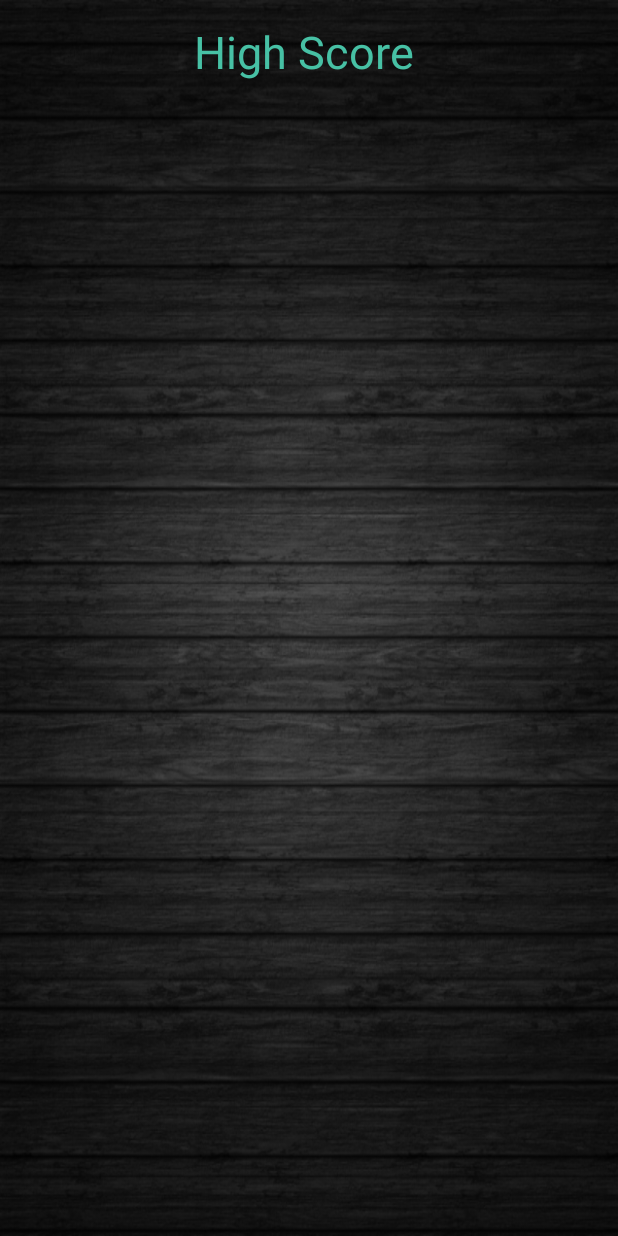
After one commit to VrobDav/TAMZ2_PROJECT, an Android app: the HighScoreActivity screen opened directly, with no data from a screen before it, on a phone screen of 412 x 824 dp. The commit adds this screen. Run offline under Robolectric (Android 15) with nearby library versions, the phone set to English and light mode, and no system bars.

Commit message:
added some stuff

```diff
--- /dev/null
+++ b/app/src/main/java/com/example/pong_game/DBHelper.java
@@ -0,0 +1,61 @@
+package com.example.pong_game;
+
+
+import android.content.ContentValues;
+import android.content.Context;
+import android.database.Cursor;
+import android.database.sqlite.SQLiteDatabase;
+import android.database.sqlite.SQLiteOpenHelper;
+import java.util.ArrayList;
+
+public class DBHelper extends SQLiteOpenHelper{
+
+    public static final String DATABASE_NAME = "DBTAMZ2_Project.db";
+    public static final String ITEM_COLUMN_NAME = "name";
+    public static final String ITEM_COLUMN_SCORE = "score";
+
+    public DBHelper(Context context)
+    {
+        super(context, DATABASE_NAME, null, 1);
+    }
+
+    @Override
+    public void onCreate(SQLiteDatabase db) {
+        db.execSQL("CREATE TABLE items " + "(id INTEGER PRIMARY KEY, name TEXT, score INTEGER)");
+    }
+
+    @Override
+    public void onUpgrade(SQLiteDatabase db, int oldVersion, int newVersion) {
+        db.execSQL("DROP TABLE IF EXISTS items");
+        onCreate(db);
+    }
+
+    public boolean insertItem(String name, int score)
+    {
+        SQLiteDatabase db = this.getWritableDatabase();
+        ContentValues contentValues = new ContentValues();
+        contentValues.put("name", name);
+        contentValues.put("score", score);
+        long insertedId = db.insert("items", null, contentValues);
+        if (insertedId == -1) return false;
+        return true;
+    }
+
+
+    public ArrayList<String> getItemList()
+    {
+        ArrayList<String> arrayList = new ArrayList<String>();
+        SQLiteDatabase db = this.getReadableDatabase();
+        Cursor res =  db.rawQuery( "select * from items order by items.score desc limit 20;", null );
+        res.moveToFirst();
+
+        while(res.isAfterLast() == false){
+            String name = res.getString(res.getColumnIndex(ITEM_COLUMN_NAME));
+            int score = res.getInt(res.getColumnIndex(ITEM_COLUMN_SCORE));
+            arrayList.add( name + ": " + score );
+            res.moveToNext();
+        }
+
+        return arrayList;
+    }
+}
--- /dev/null
+++ b/app/src/main/java/com/example/pong_game/HighScoreActivity.java
@@ -0,0 +1,46 @@
+package com.example.pong_game;
+
+import androidx.appcompat.app.AppCompatActivity;
+
+import android.app.Activity;
+import android.graphics.Color;
+import android.os.Bundle;
+import android.view.View;
+import android.view.ViewGroup;
+import android.widget.ArrayAdapter;
+import android.widget.ListView;
+import android.widget.TextView;
+
+import java.util.ArrayList;
+
+public class HighScoreActivity extends Activity {
+
+    DBHelper mydb;
+    ListView itemListView;
+
+    @Override
+    protected void onCreate(Bundle savedInstanceState) {
+        super.onCreate(savedInstanceState);
+        setContentView(R.layout.activity_high_score);
+
+        mydb = new DBHelper(this);
+        ArrayList<String> arrayList = new ArrayList<String>();
+        arrayList = mydb.getItemList();
+        ArrayAdapter<String> arrayAdapter=new ArrayAdapter<String>(this,android.R.layout.simple_list_item_1, arrayList){
+            @Override
+            public View getView(int position, View convertView, ViewGroup parent) {
+                TextView textView = (TextView) super.getView(position, convertView, parent);
+                textView.setBackgroundColor(Color.TRANSPARENT);
+                textView.setTextColor(Color.parseColor("#47C1A5"));
+                return textView;
+            }
+        };
+
+        itemListView = findViewById(R.id.scoreListView);
+        itemListView.setAdapter(arrayAdapter);
+    }
+
+    public void goBack(View view){
+        finish();
+    }
+}
--- a/app/src/main/java/com/example/pong_game/MainActivity.java
+++ b/app/src/main/java/com/example/pong_game/MainActivity.java
@@ -32,7 +32,8 @@ public class MainActivity extends Activity {
     }
 
     public void openHighScore(View view){
-
+        Intent intent = new Intent(this, HighScoreActivity.class);
+        startActivity(intent);
 
     }
 }
--- a/app/src/main/java/com/example/pong_game/MenuActivity.java
+++ b/app/src/main/java/com/example/pong_game/MenuActivity.java
@@ -19,7 +19,7 @@ public class MenuActivity extends Activity {
         setContentView(R.layout.activity_menu);
 
         scoreLimitTextView = findViewById(R.id.scoreLimitTextView);
-        scoreLimitTextView.setText('1');
+        scoreLimitTextView.setText("1");
     }
 
     public void startGame2Players(View view){
@@ -44,7 +44,7 @@ public class MenuActivity extends Activity {
             currentLimit = 100;
         }
         scoreLimitTextView.setText(String.valueOf(currentLimit));
-        Paddle.setScoreLimit(currentLimit);
+        GameView.setScoreLimit(currentLimit);
     }
 
     public void lowerScoreLimit(View view){
@@ -54,7 +54,7 @@ public class MenuActivity extends Activity {
             currentLimit = 1;
         }
         scoreLimitTextView.setText(String.valueOf(currentLimit));
-        Paddle.setScoreLimit(currentLimit);
+        GameView.setScoreLimit(currentLimit);
 
     }
 }
--- /dev/null
+++ b/app/src/main/res/layout/activity_high_score.xml
@@ -0,0 +1,71 @@
+<?xml version="1.0" encoding="utf-8"?>
+<RelativeLayout xmlns:android="http://schemas.android.com/apk/res/android"
+    xmlns:app="http://schemas.android.com/apk/res-auto"
+    xmlns:tools="http://schemas.android.com/tools"
+    android:layout_width="match_parent"
+    android:layout_height="match_parent"
+    android:background="@drawable/menu_background"
+    tools:context=".HighScoreActivity">
+
+    <ListView
+        android:id="@+id/scoreListView"
+        android:layout_width="384dp"
+        android:layout_height="652dp"
+        android:layout_below="@+id/textView"
+        android:layout_alignParentLeft="true"
+        android:layout_alignParentEnd="true"
+        android:layout_alignParentRight="true"
+        android:layout_marginStart="17dp"
+        android:layout_marginLeft="25dp"
+        android:layout_marginTop="70dp"
+        android:layout_marginEnd="13dp"
+        android:layout_marginRight="13dp"
+        android:layout_marginBottom="17dp">
+
+    </ListView>
+
+    <ImageButton
+        android:id="@+id/goBackButton"
+        android:layout_width="wrap_content"
+        android:layout_height="wrap_content"
+        android:layout_alignParentStart="true"
+        android:layout_alignParentLeft="true"
+        android:layout_alignParentEnd="true"
+        android:layout_alignParentRight="true"
+        android:layout_alignParentBottom="true"
+        android:layout_marginStart="0dp"
+        android:layout_marginLeft="0dp"
+        android:layout_marginEnd="347dp"
+        android:layout_marginRight="347dp"
+        android:layout_marginBottom="667dp"
+        android:background="@android:color/transparent"
+        android:onClick="goBack"
+        app:layout_constraintEnd_toStartOf="@+id/textView14"
+        app:layout_constraintHorizontal_bias="0.231"
+        app:layout_constraintStart_toStartOf="parent"
+        app:layout_constraintTop_toTopOf="parent"
+        app:srcCompat="@drawable/back_arrow" />
+
+    <TextView
+        android:id="@+id/textView14"
+        android:layout_width="wrap_content"
+        android:layout_height="wrap_content"
+        android:layout_alignParentStart="true"
+        android:layout_alignParentLeft="true"
+        android:layout_alignParentTop="true"
+        android:layout_alignParentEnd="true"
+        android:layout_alignParentRight="true"
+        android:layout_alignParentBottom="true"
+        android:layout_marginStart="129dp"
+        android:layout_marginLeft="129dp"
+        android:layout_marginTop="14dp"
+        android:layout_marginEnd="136dp"
+        android:layout_marginRight="136dp"
+        android:layout_marginBottom="677dp"
+        android:text="High Score"
+        android:textColor="#47C1A5"
+        android:textSize="30sp"
+        app:layout_constraintEnd_toEndOf="parent"
+        app:layout_constraintStart_toStartOf="parent"
+        app:layout_constraintTop_toTopOf="parent" />
+</RelativeLayout>
```
Also changed, not shown: app/src/main/AndroidManifest.xml (+30 -9 lines), app/src/main/java/com/example/pong_game/GameView.java (+34 -0 lines), app/src/main/java/com/example/pong_game/Paddle.java (+2 -5 lines), app/src/main/java/com/example/pong_game/WinnerActivity.java (added, +31 -0 lines), app/src/main/java/com/example/pong_game/botEndActivity.java (added, +42 -0 lines), app/src/main/res/layout/activity_bot_end.xml (added, +103 -0 lines), app/src/main/res/layout/activity_menu.xml (+19 -0 lines), app/src/main/res/layout/activity_winner.xml (added, +61 -0 lines), app/src/main/res/drawable/game_over.jpg (added).
